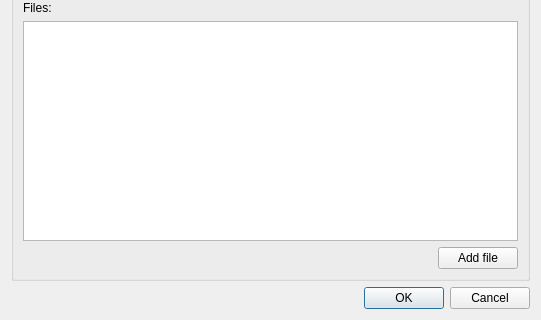
Before: the Qt Designer form ui/event_standard.ui in Giswater/giswater_qgis_plugin, drawn with Qt 5; both pictures show x 0 to 541 and y 156 to 476 of the 541 by 476 pixel window.
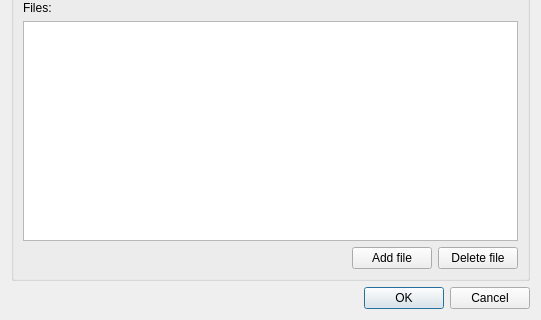
After: the same form once the commit is applied.

```diff
--- a/ui/event_standard.ui
+++ b/ui/event_standard.ui
@@ -181,6 +181,13 @@
           </property>
          </widget>
         </item>
+        <item>
+         <widget class="QPushButton" name="btn_delete">
+          <property name="text">
+           <string>Delete file</string>
+          </property>
+         </widget>
+        </item>
        </layout>
       </item>
      </layout>
```
